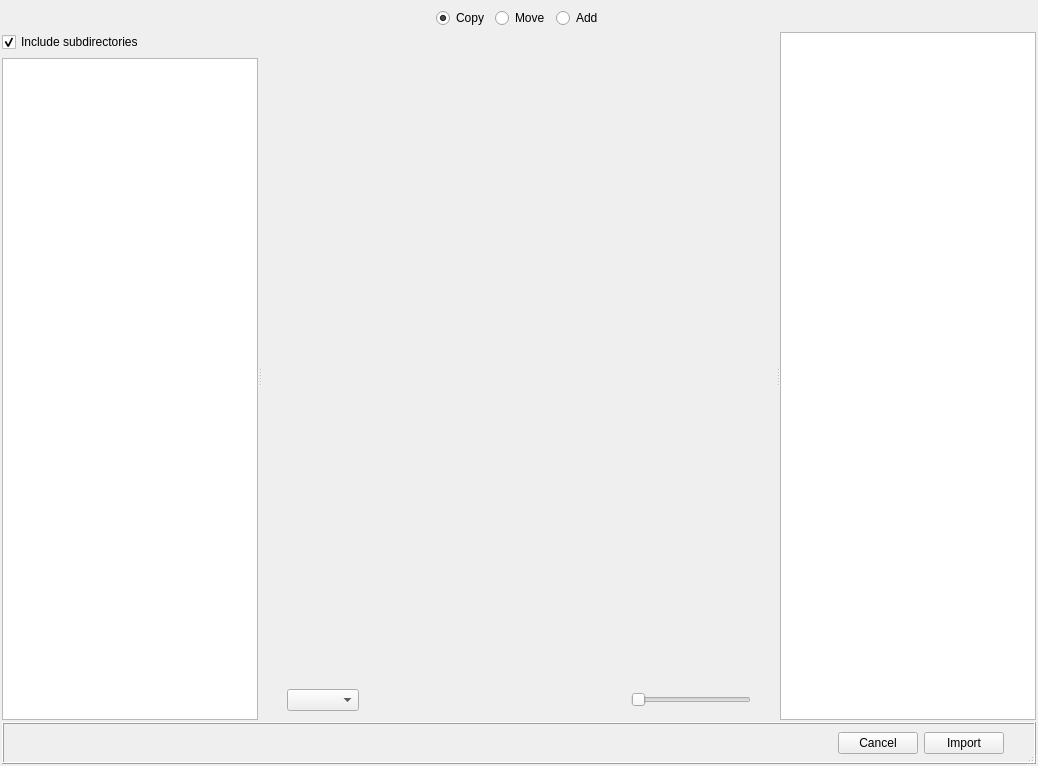
Before: the Qt Designer form PhotoStage/import/importdialog.ui in jaapgeurts/photostage, drawn with Qt 5.
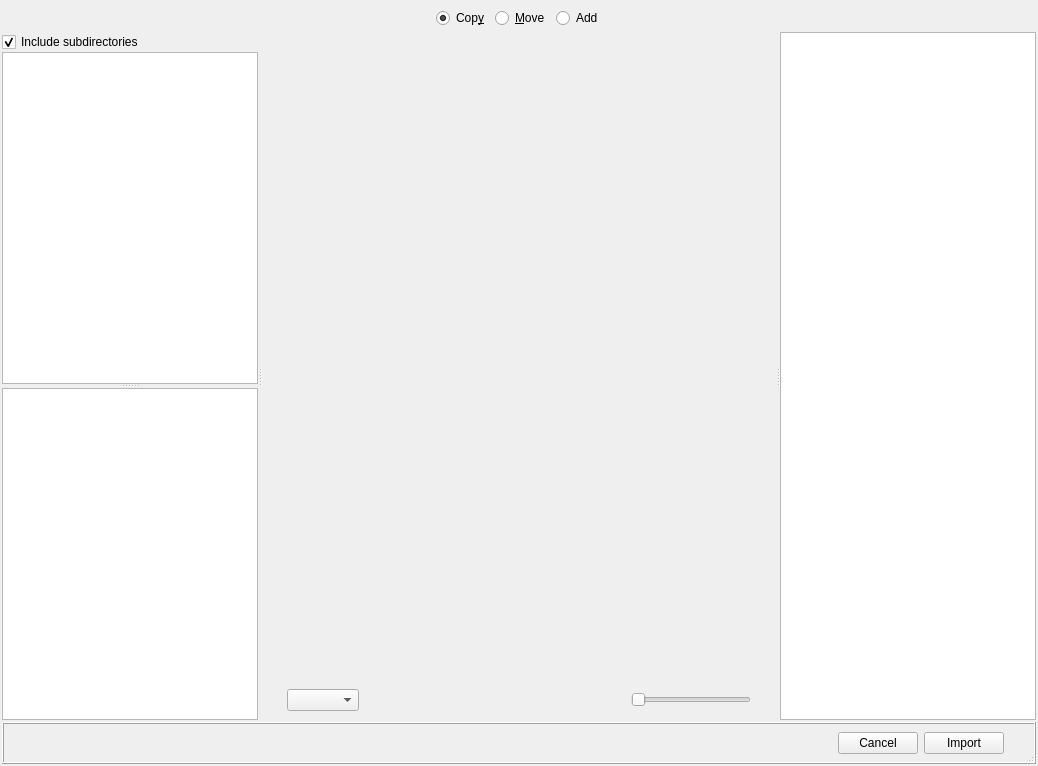
After: the same form once the commit is applied. Custom widgets are drawn as their Qt base class.

Commit message: Added devices listview

```diff
--- a/PhotoStage/import/importdialog.ui
+++ b/PhotoStage/import/importdialog.ui
@@ -72,7 +72,7 @@
       <item>
        <widget class="QRadioButton" name="rbCopy">
         <property name="text">
-         <string>Copy</string>
+         <string>Cop&amp;y</string>
         </property>
         <property name="checked">
          <bool>true</bool>
@@ -82,7 +82,7 @@
       <item>
        <widget class="QRadioButton" name="rbMove">
         <property name="text">
-         <string>Move</string>
+         <string>&amp;Move</string>
         </property>
        </widget>
       </item>
@@ -150,7 +150,7 @@
          </property>
          <layout class="QVBoxLayout" name="verticalLayout_2">
           <property name="spacing">
-           <number>-1</number>
+           <number>0</number>
           </property>
           <property name="leftMargin">
            <number>0</number>
@@ -181,7 +181,26 @@
            </widget>
           </item>
           <item>
-           <widget class="QTreeView" name="trvwSource"/>
+           <widget class="QSplitter" name="splitter2">
+            <property name="sizePolicy">
+             <sizepolicy hsizetype="Expanding" vsizetype="Expanding">
+              <horstretch>0</horstretch>
+              <verstretch>0</verstretch>
+             </sizepolicy>
+            </property>
+            <property name="orientation">
+             <enum>Qt::Vertical</enum>
+            </property>
+            <widget class="QListView" name="lvwSourceDevices"/>
+            <widget class="QTreeView" name="trvwSourceFiles">
+             <property name="sizePolicy">
+              <sizepolicy hsizetype="Expanding" vsizetype="Expanding">
+               <horstretch>0</horstretch>
+               <verstretch>0</verstretch>
+              </sizepolicy>
+             </property>
+            </widget>
+           </widget>
           </item>
          </layout>
         </widget>
```
Left out of the diff: 9 changed lines with no effect on the pictures. The commit also changes 4 other files.
